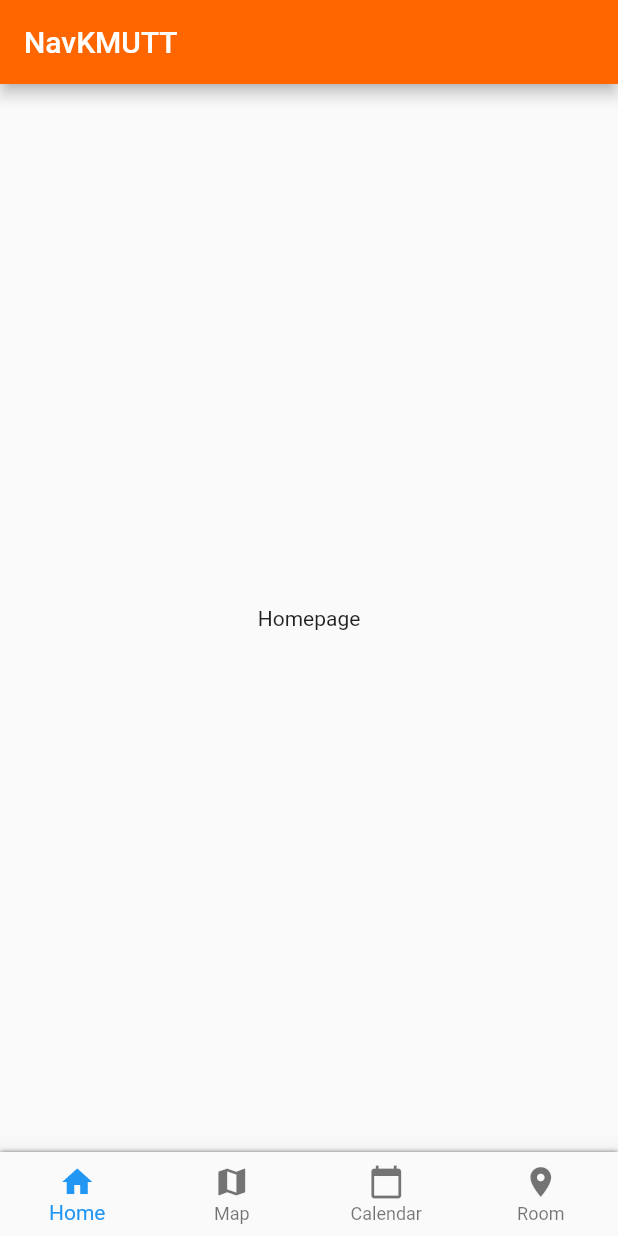
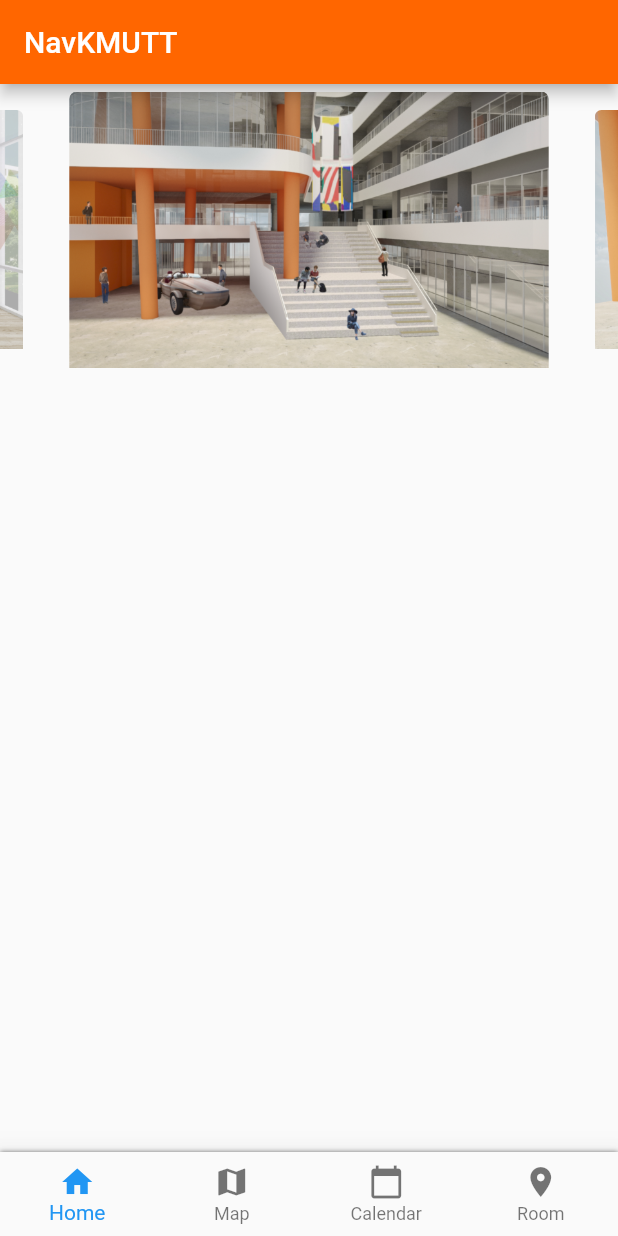
Before and after one commit to CS-DSI-project/lx-nav, a Flutter app: the screen it shows after launch, on a phone screen of 412 x 824 dp. Run offline on Flutter 3.47's test engine with Material 2 defaults, Android fonts, the phone set to English and light mode, and no system bars; drawn by our look-alikes of carousel_slider; our stand-ins replace flutter_dotenv, google_maps_flutter, hexcolor, location, splashscreen, table_calendar; missing offline and left inert: flutter_polyline_points.

Commit message:
[ADD] Carousel at Homepage

```diff
--- a/lib/index.dart
+++ b/lib/index.dart
@@ -2,9 +2,6 @@ import 'package:flutter/material.dart';
 import 'package:hexcolor/hexcolor.dart';
 import 'package:lxnav/screens/calendar.dart';
 import 'package:lxnav/screens/homepage.dart';
-import 'package:lxnav/screens/search.dart';
-import 'package:lxnav/screens/contact.dart';
-import 'package:lxnav/screens/error.dart';
 import 'package:lxnav/screens/room/room.dart';
 import 'package:lxnav/screens/map.dart';
 class Index extends StatelessWidget {
--- a/lib/screens/homepage.dart
+++ b/lib/screens/homepage.dart
@@ -1,20 +1,54 @@
 import 'package:flutter/material.dart';
+import 'package:carousel_slider/carousel_slider.dart';
 
-class Home extends StatefulWidget{
+final List<String> imgList = [
+  'images/LxBuilding1.png',
+  'images/LxBuilding2.png',
+  'images/LxBuilding3.png',
+  'images/LxBuilding4.png',
+];
+
+final List<Widget> imageSliders = imgList
+    .map((item) => Container(
+          child: Container(
+            margin: EdgeInsets.all(5.0),
+            child: ClipRRect(
+                borderRadius: BorderRadius.all(Radius.circular(5.0)),
+                child: Stack(
+                  children: <Widget>[
+                    Image.asset(item, fit: BoxFit.cover, width: 1000.0),
+                  ],
+                )),
+          ),
+        ))
+    .toList();
+
+class Home extends StatefulWidget {
   @override
   _HomeState createState() => _HomeState();
 }
 
-class _HomeState extends State<Home>{
+class _HomeState extends State<Home> {
   @override
   Widget build(BuildContext context) {
     return new Scaffold(
       appBar: AppBar(
         title: Text("NavKMUTT"),
       ),
-      body: Center(
-        child: Text("Homepage"),
-      ),
+      body: Container(
+          child: Column(
+        children: <Widget>[
+          CarouselSlider(
+            options: CarouselOptions(
+              height: 200,
+              autoPlay: true,
+              aspectRatio: 2,
+              enlargeCenterPage: true,
+            ),
+            items: imageSliders,
+          ),
+        ],
+      )),
     );
   }
 }
--- a/pubspec.yaml
+++ b/pubspec.yaml
@@ -30,6 +30,7 @@ dependencies:
   # Use with the CupertinoIcons class for iOS style icons.
   cupertino_icons: ^0.1.2
   hexcolor: ^1.0.1
+  carousel_slider: ^2.0.0
 
 dev_dependencies:
   flutter_test:
```
Also changed, not shown: images/LxBuilding1.png (added), images/LxBuilding2.png (added), images/LxBuilding3.png (added), images/LxBuilding4.png (added), pubspec.lock.
